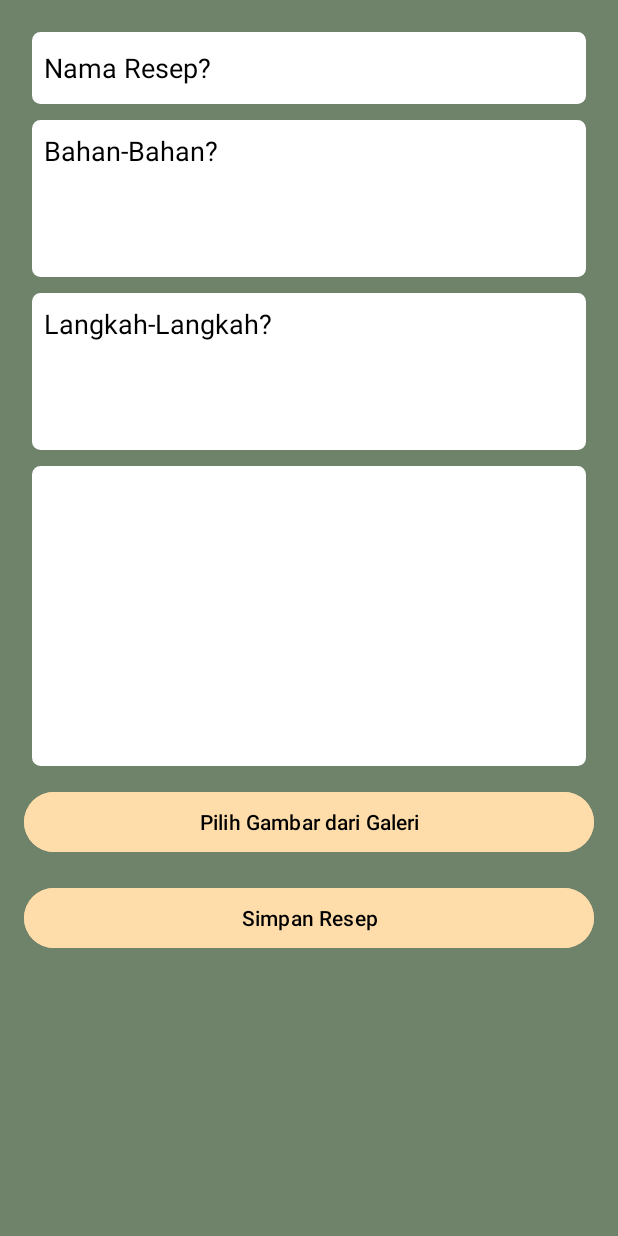
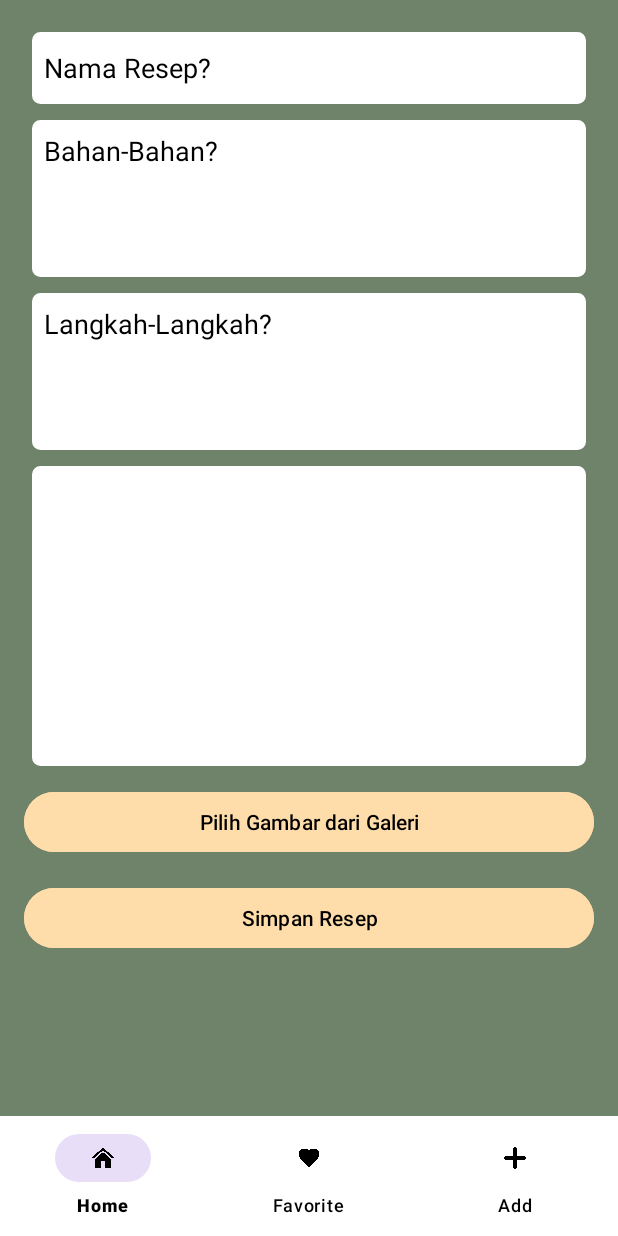
Before and after one commit to Idham2971/RecipeBook, an Android app: the layout activity_addrecipe.xml on its own in the app's theme, with its tools: preview values and no code run, on a phone screen of 412 x 824 dp. Run offline under Robolectric (Android 15) with nearby library versions, the phone set to English and light mode, and no system bars.

Commit message:
mengubah layout dan menambahkan navbar pada bagian bawah

```diff
--- a/app/src/main/res/layout/activity_addrecipe.xml
+++ b/app/src/main/res/layout/activity_addrecipe.xml
@@ -1,8 +1,17 @@
 <?xml version="1.0" encoding="utf-8"?>
-<ScrollView
+<RelativeLayout
     xmlns:android="http://schemas.android.com/apk/res/android"
+    xmlns:app="http://schemas.android.com/apk/res-auto"
     android:layout_width="match_parent"
     android:layout_height="match_parent"
+    android:background="@color/green">
+
+    <!-- Konten Scroll -->
+    <ScrollView
+        android:id="@+id/addRecipeScroll"
+        android:layout_width="match_parent"
+        android:layout_height="match_parent"
+        android:layout_above="@id/bottom_navigation"
         android:background="@color/green">
 
         <LinearLayout
@@ -24,8 +33,7 @@
                 android:textColorHint="@color/black"
                 android:layout_margin="5dp"
                 android:inputType="text"
-            android:backgroundTint="@color/white"
-            />
+                android:backgroundTint="@color/white"/>
 
             <EditText
                 android:id="@+id/ingredientsInput"
@@ -88,3 +96,15 @@
                 android:backgroundTint="@color/Pastel"/>
         </LinearLayout>
     </ScrollView>
+
+    <!-- Bottom Navigation View -->
+    <com.google.android.material.bottomnavigation.BottomNavigationView
+        android:id="@+id/bottom_navigation"
+        android:layout_alignParentBottom="true"
+        android:layout_width="match_parent"
+        android:layout_height="wrap_content"
+        android:background="@color/white"
+        app:itemIconTint="@color/black"
+        app:itemTextColor="@color/black"
+        app:menu="@menu/bottom_nav_menu" />
+</RelativeLayout>
--- a/app/src/main/res/menu/bottom_nav_menu.xml
+++ b/app/src/main/res/menu/bottom_nav_menu.xml
@@ -2,18 +2,17 @@
 <menu xmlns:android="http://schemas.android.com/apk/res/android">
     <item
         android:id="@+id/nav_home"
-        android:icon="@drawable/ic_home"
-        android:title="Home"/>
+        android:icon="@drawable/ichome"
+        android:title="Home" />
+
     <item
-        android:id="@+id/nav_search"
-        android:icon="@drawable/ic_search"
-        android:title="Search"/>
+        android:id="@+id/nav_favorite"
+        android:icon="@drawable/icfavourite"
+        android:title="Favorite" />
+
     <item
         android:id="@+id/nav_add"
-        android:icon="@drawable/ic_add"
-        android:title="Add"/>
-    <item
-        android:id="@+id/nav_profile"
-        android:icon="@drawable/ic_profile"
-        android:title="Profile"/>
+        android:icon="@drawable/icadd"
+        android:title="Add" />
+
 </menu>
--- a/gradle/libs.versions.toml
+++ b/gradle/libs.versions.toml
@@ -1,5 +1,5 @@
 [versions]
-agp = "8.8.0"
+agp = "8.9.0"
 junit = "4.13.2"
 junitVersion = "1.2.1"
 espressoCore = "3.6.1"
```
Also changed, not shown: app/build.gradle.kts (+6 -1 lines), app/src/main/res/layout/activity_main.xml (+25 -4 lines), app/src/main/res/layout/activity_recipe_detail.xml (+21 -1 lines), app/src/main/res/layout/activity_saved_recipes.xml (+24 -6 lines), app/src/main/res/layout/activity_search_result.xml (+23 -6 lines), app/src/main/res/drawable/icadd.png (added), app/src/main/res/drawable/icfavourite.png (added), app/src/main/res/drawable/ichome.png (added), app/src/main/res/drawable/icmic.png (added), app/src/main/res/drawable/icsave.png (added), gradle/wrapper/gradle-wrapper.properties. Lines whose indentation alone changed are shown as unchanged.
